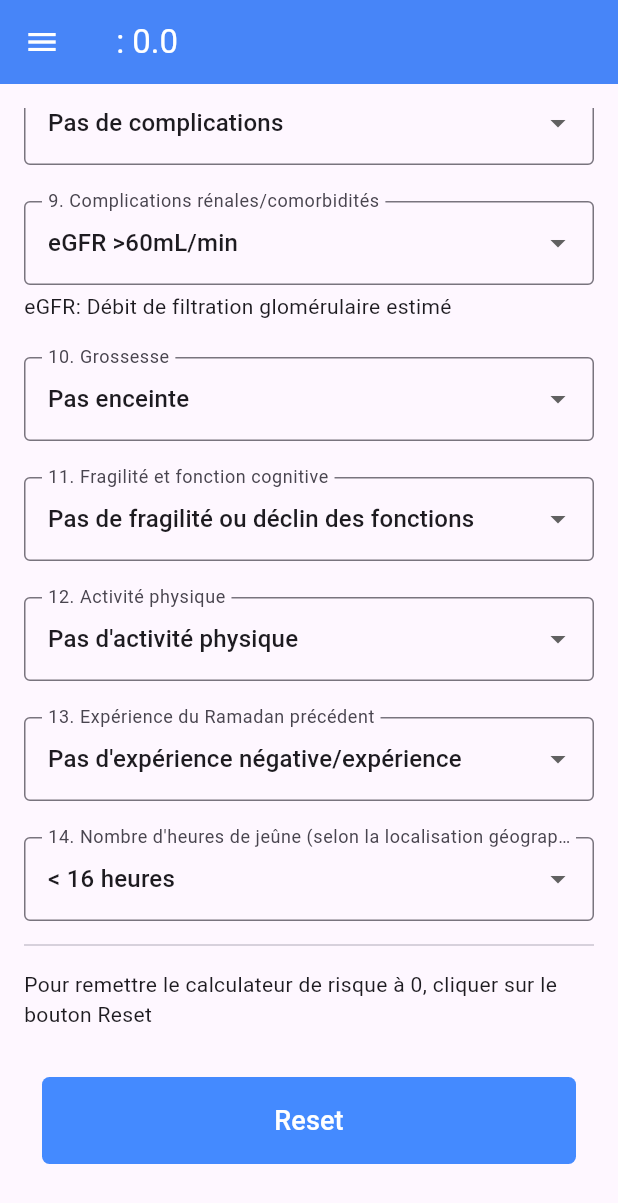
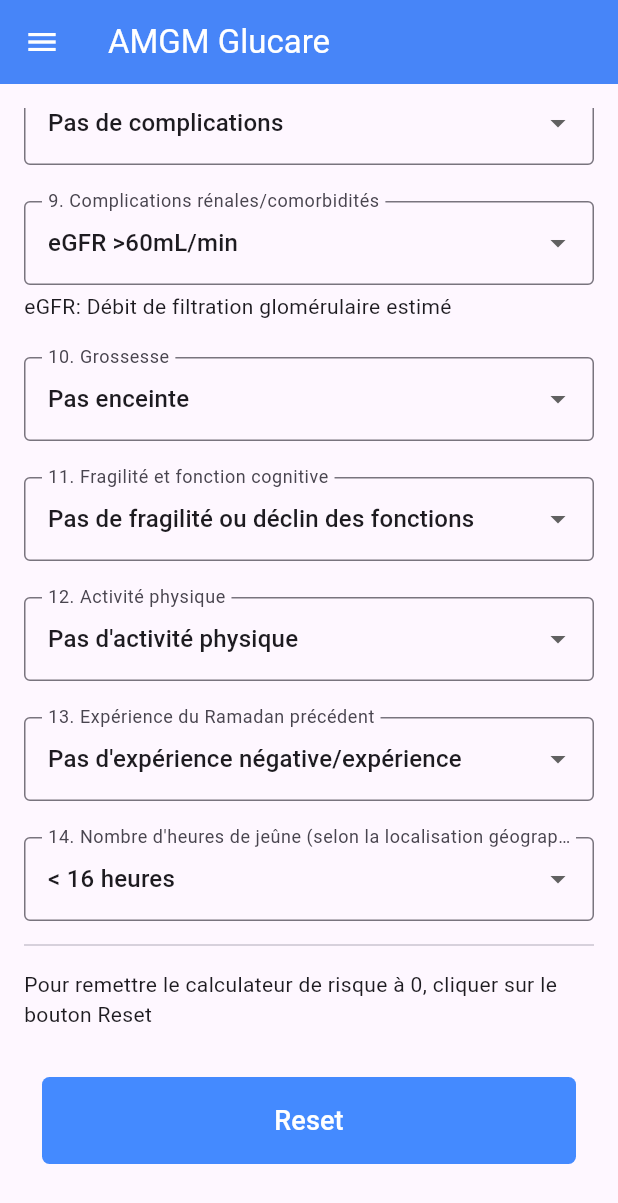
Before and after one commit to sahraouilarbi/amgm_glucare, a Flutter app: the MainScreen screen opened by its route, scrolled down 838 dp, on a phone screen of 412 x 824 dp. Shown: the top 1203 px of the screen. Run offline on Flutter 3.47's test engine with Material 3 defaults, Android fonts, the phone set to English and light mode, and no system bars; our stand-ins replace equatable, flutter_bloc, shared_preferences; accounts and stored records are empty; generated files the repository leaves out were written again.

Commit message:
mise a jour du SDK et des packages

```diff
--- a/lib/l10n/app_ar.arb
+++ b/lib/l10n/app_ar.arb
@@ -88,7 +88,7 @@
   "riskCalculator" : "حاسبة المخاطر",
   "riskLow": "خطر قليل",
   "riskModerate": "مجازفة معقولة الى حد ما",
-  "riskHigh": "مخاطرة عالية",
+  "riskHight": "مخاطرة عالية",
   "settings": "إعدادات",
   "start" : "إبدأ",
   "version" : "إصدار",
--- a/lib/l10n/app_en.arb
+++ b/lib/l10n/app_en.arb
@@ -88,7 +88,7 @@
   "riskCalculator" : "RISK CALCULATOR",
   "riskLow": "Low risk",
   "riskModerate": "Moderate risk",
-  "riskHigh": "High risk",
+  "riskHight": "High risk",
   "settings": "Settings",
   "start": "Start",
   "version" : "Version",
--- a/lib/l10n/app_fr.arb
+++ b/lib/l10n/app_fr.arb
@@ -88,7 +88,7 @@
   "riskCalculator" : "CALCULATEUR\nDE RISQUE",
   "riskLow": "Risque faible",
   "riskModerate": "Risque modéré",
-  "riskHigh": "Risque élevé",
+  "riskHight": "Risque élevé",
   "settings": "Paramètres",
   "start" : "Commencer",
   "version" : "Version",
--- a/lib/screens/apropos/apropos_screen.dart
+++ b/lib/screens/apropos/apropos_screen.dart
@@ -4,7 +4,7 @@ import 'package:flutter_gen/gen_l10n/app_localization.dart';
 import '/config/version.dart';
 
 class AProposScreen extends StatelessWidget {
-  const AProposScreen({Key? key}) : super(key: key);
+  const AProposScreen({super.key});
 
   static const String routeName = "/aproposScreen";
 
--- a/lib/screens/description/description_screen.dart
+++ b/lib/screens/description/description_screen.dart
@@ -2,7 +2,7 @@ import 'package:flutter/material.dart';
 import 'package:flutter_gen/gen_l10n/app_localization.dart';
 
 class DescriptionScreen extends StatelessWidget {
-  const DescriptionScreen({Key? key}) : super(key: key);
+  const DescriptionScreen({super.key});
 
   static const String routeName = "/descriptionScreen";
 
--- a/lib/screens/main/bloc/risk_calculator_cubit.dart
+++ b/lib/screens/main/bloc/risk_calculator_cubit.dart
@@ -52,11 +52,11 @@ class RiskCalculatorCubit extends Cubit<RiskCalculatorState> {
 
   String _calculateRiskText(double riskScore) {
     if (riskScore <= 3) {
-      return 'lowRisk';
+      return 'riskLow';
     } else if (riskScore >= 3.5 && riskScore <= 6) {
-      return 'moderateRisk';
+      return 'riskModerate';
     } else {
-      return 'hightRisk';
+      return 'riskHight';
     }
   }
 }
--- a/lib/screens/main/main_screen.dart
+++ b/lib/screens/main/main_screen.dart
@@ -51,15 +51,18 @@ class MainScreen extends StatelessWidget {
 
   @override
   Widget build(BuildContext context) {
-    // AppLocalizations.of(context)!.riskLow
-    // AppLocalizations.of(context)!.riskModerate
-    // AppLocalizations.of(context)!.riskHigh;
-
     return BlocBuilder<RiskCalculatorCubit, RiskCalculatorState>(
       builder: (context, state) {
         return Scaffold(
           appBar: AppBar(
-            title: Text('${state.riskText} : ${state.riskScore}',
+            title: Text(
+                state.riskText == 'riskLow'
+                    ? '${AppLocalizations.of(context)!.riskLow} : ${state.riskScore}'
+                    : state.riskText == 'riskModerate'
+                        ? '${AppLocalizations.of(context)!.riskModerate} : ${state.riskScore}'
+                        : state.riskText == 'riskHight'
+                            ? '${AppLocalizations.of(context)!.riskHight} : ${state.riskScore}'
+                            : 'AMGM Glucare',
                 style: const TextStyle(color: Colors.white)),
             backgroundColor: state.riskColor,
             iconTheme: const IconThemeData(
--- a/lib/screens/widgets/my_button.dart
+++ b/lib/screens/widgets/my_button.dart
@@ -1,7 +1,11 @@
 import 'package:flutter/material.dart';
 
 class MyButton extends StatelessWidget {
-  const MyButton({Key? key, required this.onPressed, required this.text,}) : super(key: key);
+  const MyButton({
+    super.key,
+    required this.onPressed,
+    required this.text,
+  });
   final void Function()? onPressed;
   final String text;
 
@@ -10,10 +14,11 @@ class MyButton extends StatelessWidget {
     return TextButton(
       onPressed: onPressed,
       child: Container(
-        padding: const EdgeInsets.symmetric(vertical: 16.0,horizontal: 24.0),
+        padding: const EdgeInsets.symmetric(vertical: 16.0, horizontal: 24.0),
         width: double.infinity,
-        decoration: BoxDecoration(color: Colors.blueAccent,borderRadius: BorderRadius.circular(5.0)),
-        child:  Text(
+        decoration: BoxDecoration(
+            color: Colors.blueAccent, borderRadius: BorderRadius.circular(5.0)),
+        child: Text(
           text,
           textAlign: TextAlign.center,
           style: const TextStyle(color: Colors.white, fontSize: 18.0),
--- a/lib/screens/widgets/my_drawer.dart
+++ b/lib/screens/widgets/my_drawer.dart
@@ -6,7 +6,7 @@ import '/ressources/ressources.dart';
 import '/screens/screens.dart';
 
 class MyDrawer extends StatelessWidget {
-  const MyDrawer({Key? key}) : super(key: key);
+  const MyDrawer({super.key});
 
   @override
   Widget build(BuildContext context) {
--- a/lib/screens/widgets/my_dropdown_button_form_field.dart
+++ b/lib/screens/widgets/my_dropdown_button_form_field.dart
@@ -7,7 +7,6 @@ class MyDropdownButtonFormField extends StatelessWidget {
     this.value,
     required this.items,
     required this.onChanged,
-    this.onSaved,
     super.key,
   });
   final GlobalKey<FormFieldState> formFieldStateKey;
@@ -15,7 +14,6 @@ class MyDropdownButtonFormField extends StatelessWidget {
   final String? value;
   final List<DropdownMenuItem<String>>? items;
   final void Function(String?)? onChanged;
-  final void Function(String?)? onSaved;
 
   @override
   Widget build(BuildContext context) {
@@ -29,7 +27,6 @@ class MyDropdownButtonFormField extends StatelessWidget {
       items: items,
       isExpanded: true,
       onChanged: onChanged,
-      onSaved: onSaved,
       validator: (String? value) {
         if (value == '') {
           return "can't be empty";
```
Also changed, not shown: pubspec.yaml (+5 -5 lines), pubspec.lock, 2 other files.
